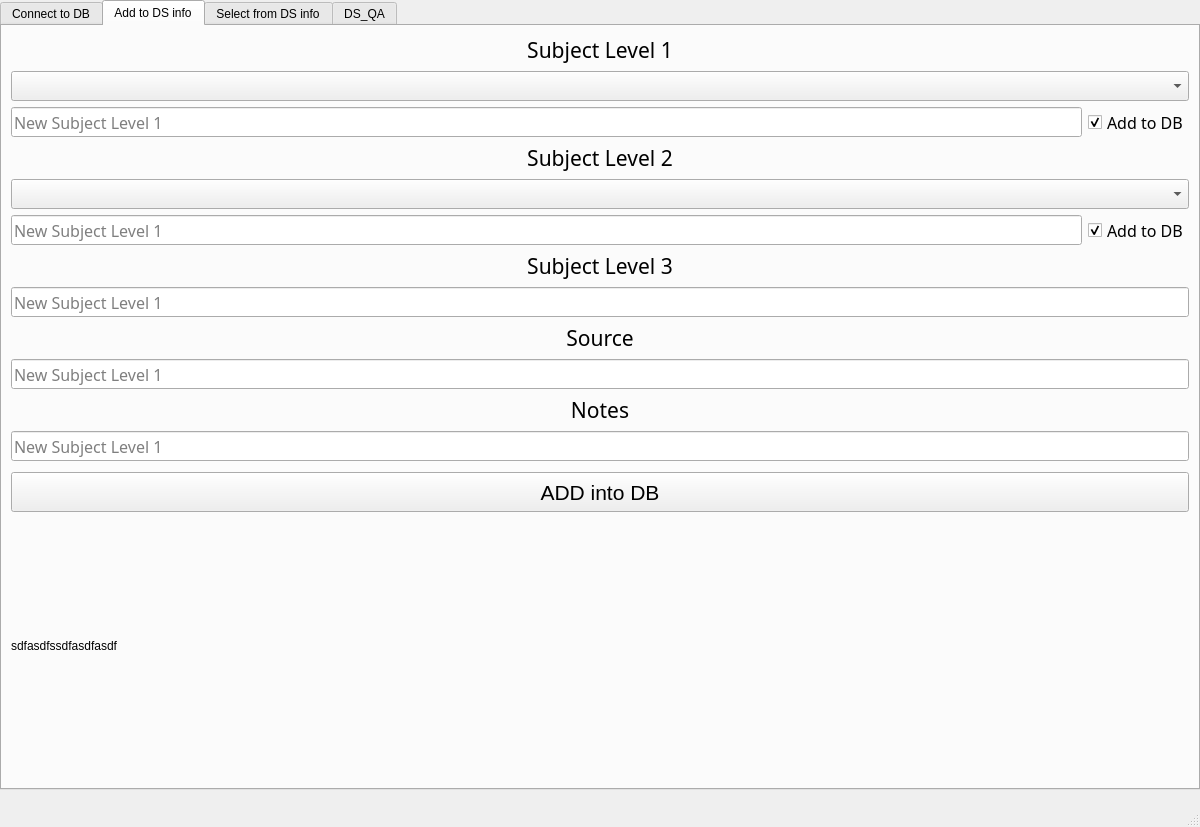
This is DS_data/ui/main.ui in a18091986/python_study_different as Qt 5 draws it before an edit. The edited form follows.
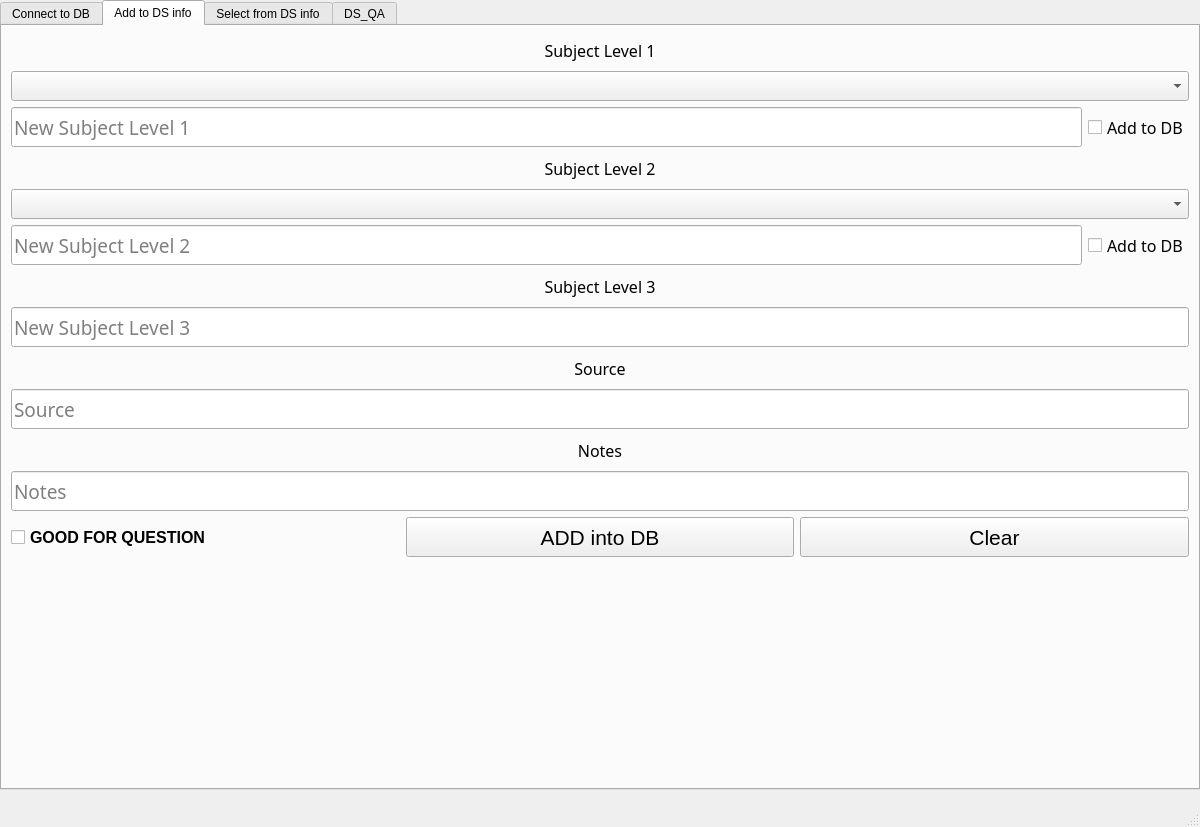
This is the edited form. The open tabs and pages were chosen to show the change.

Commit message: взаимодействие с таблицей DS_info

Diff of the .ui file:
```diff
--- a/DS_data/ui/main.ui
+++ b/DS_data/ui/main.ui
@@ -287,7 +287,7 @@
         <property name="font">
          <font>
           <family>Dubai Medium</family>
-          <pointsize>16</pointsize>
+          <pointsize>12</pointsize>
          </font>
         </property>
         <property name="text">
@@ -327,19 +327,19 @@
           <property name="minimumSize">
            <size>
             <width>0</width>
-            <height>30</height>
+            <height>40</height>
            </size>
           </property>
           <property name="maximumSize">
            <size>
             <width>16777215</width>
-            <height>30</height>
+            <height>40</height>
            </size>
           </property>
           <property name="font">
            <font>
             <family>Dubai Medium</family>
-            <pointsize>12</pointsize>
+            <pointsize>14</pointsize>
            </font>
           </property>
           <property name="placeholderText">
@@ -365,7 +365,7 @@
            <string>Add to DB</string>
           </property>
           <property name="checked">
-           <bool>true</bool>
+           <bool>false</bool>
           </property>
          </widget>
         </item>
@@ -388,7 +388,7 @@
         <property name="font">
          <font>
           <family>Dubai Medium</family>
-          <pointsize>16</pointsize>
+          <pointsize>12</pointsize>
          </font>
         </property>
         <property name="layoutDirection">
@@ -434,23 +434,23 @@
           <property name="minimumSize">
            <size>
             <width>0</width>
-            <height>30</height>
+            <height>40</height>
            </size>
           </property>
           <property name="maximumSize">
            <size>
             <width>16777215</width>
-            <height>30</height>
+            <height>40</height>
            </size>
           </property>
           <property name="font">
            <font>
             <family>Dubai Medium</family>
-            <pointsize>12</pointsize>
+            <pointsize>14</pointsize>
            </font>
           </property>
           <property name="placeholderText">
-           <string>New Subject Level 1</string>
+           <string>New Subject Level 2</string>
           </property>
          </widget>
         </item>
@@ -478,7 +478,7 @@
            <string>Add to DB</string>
           </property>
           <property name="checked">
-           <bool>true</bool>
+           <bool>false</bool>
           </property>
          </widget>
         </item>
@@ -501,7 +501,7 @@
         <property name="font">
          <font>
           <family>Dubai Medium</family>
-          <pointsize>16</pointsize>
+          <pointsize>12</pointsize>
          </font>
         </property>
         <property name="text">
@@ -517,23 +517,23 @@
         <property name="minimumSize">
          <size>
           <width>0</width>
-          <height>30</height>
+          <height>40</height>
          </size>
         </property>
         <property name="maximumSize">
          <size>
           <width>16777215</width>
-          <height>30</height>
+          <height>40</height>
          </size>
         </property>
         <property name="font">
          <font>
           <family>Dubai Medium</family>
-          <pointsize>12</pointsize>
+          <pointsize>14</pointsize>
          </font>
         </property>
         <property name="placeholderText">
-         <string>New Subject Level 1</string>
+         <string>New Subject Level 3</string>
         </property>
        </widget>
       </item>
@@ -554,7 +554,7 @@
         <property name="font">
          <font>
           <family>Dubai Medium</family>
-          <pointsize>16</pointsize>
+          <pointsize>12</pointsize>
          </font>
         </property>
         <property name="text">
@@ -570,23 +570,23 @@
         <property name="minimumSize">
          <size>
           <width>0</width>
-          <height>30</height>
+          <height>40</height>
          </size>
         </property>
         <property name="maximumSize">
          <size>
           <width>16777215</width>
-          <height>30</height>
+          <height>40</height>
          </size>
         </property>
         <property name="font">
          <font>
           <family>Dubai Medium</family>
-          <pointsize>12</pointsize>
+          <pointsize>14</pointsize>
          </font>
         </property>
         <property name="placeholderText">
-         <string>New Subject Level 1</string>
+         <string>Source</string>
         </property>
        </widget>
       </item>
@@ -607,7 +607,7 @@
         <property name="font">
          <font>
           <family>Dubai Medium</family>
-          <pointsize>16</pointsize>
+          <pointsize>12</pointsize>
          </font>
         </property>
         <property name="text">
@@ -623,23 +623,57 @@
         <property name="minimumSize">
          <size>
           <width>0</width>
-          <height>30</height>
+          <height>40</height>
          </size>
         </property>
         <property name="maximumSize">
          <size>
           <width>16777215</width>
-          <height>30</height>
+          <height>40</height>
          </size>
         </property>
         <property name="font">
          <font>
           <family>Dubai Medium</family>
-          <pointsize>12</pointsize>
+          <pointsize>14</pointsize>
          </font>
         </property>
         <property name="placeholderText">
-         <string>New Subject Level 1</string>
+         <string>Notes</string>
+        </property>
+       </widget>
+      </item>
+      <item>
+       <layout class="QHBoxLayout" name="horizontalLayout_3">
+        <item>
+         <widget class="QCheckBox" name="checkBox_good_for_question_add_to_ds_info">
+          <property name="minimumSize">
+           <size>
+            <width>0</width>
+            <height>40</height>
+           </size>
+          </property>
+          <property name="maximumSize">
+           <size>
+            <width>16777215</width>
+            <height>40</height>
+           </size>
+          </property>
+          <property name="sizeIncrement">
+           <size>
+            <width>0</width>
+            <height>0</height>
+           </size>
+          </property>
+          <property name="font">
+           <font>
+            <pointsize>12</pointsize>
+            <weight>75</weight>
+            <bold>true</bold>
+           </font>
+          </property>
+          <property name="text">
+           <string>GOOD FOR QUESTION</string>
         </property>
        </widget>
       </item>
@@ -654,7 +688,7 @@
         <property name="maximumSize">
          <size>
           <width>16777215</width>
-          <height>30</height>
+            <height>40</height>
          </size>
         </property>
         <property name="font">
@@ -674,6 +708,32 @@
        </widget>
       </item>
       <item>
+         <widget class="QPushButton" name="pushButton_clear_add_to_ds_info">
+          <property name="minimumSize">
+           <size>
+            <width>0</width>
+            <height>40</height>
+           </size>
+          </property>
+          <property name="maximumSize">
+           <size>
+            <width>16777215</width>
+            <height>40</height>
+           </size>
+          </property>
+          <property name="font">
+           <font>
+            <pointsize>16</pointsize>
+           </font>
+          </property>
+          <property name="text">
+           <string>Clear</string>
+          </property>
+         </widget>
+        </item>
+       </layout>
+      </item>
+      <item>
        <spacer name="verticalSpacer_3">
         <property name="orientation">
          <enum>Qt::Vertical</enum>
@@ -698,7 +758,7 @@
          </size>
         </property>
         <property name="text">
-         <string>sdfasdfssdfasdfasdf</string>
+         <string/>
         </property>
        </widget>
       </item>
```
Left out of the diff: 39 changed lines with no effect on the pictures. Lines whose indentation alone changed are shown as unchanged. The commit also changes 8 other files.
